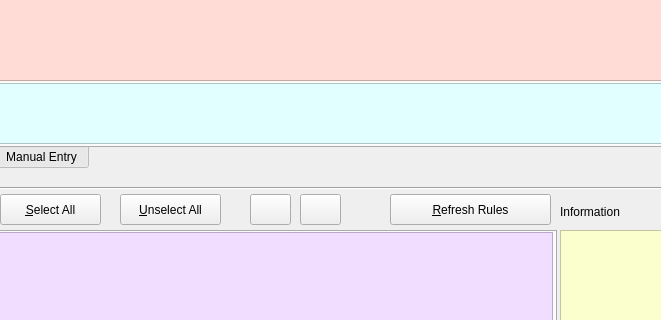
Qt form LiveRuleTester.ui (rmlockwood/FLExTrans) before a commit; both pictures show x 240 to 901 and y 154 to 474 of the 1271 by 817 pixel window.
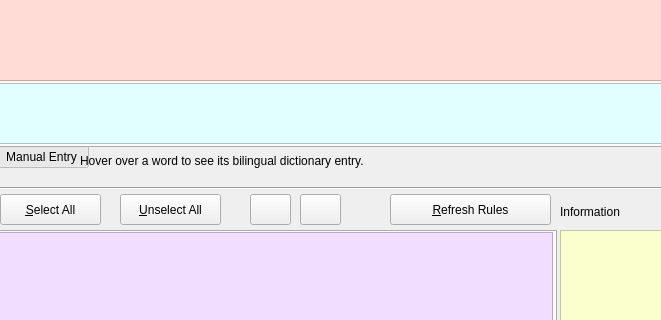
The same form after that commit. Icons and pictures are not drawn.

Commit message: new label describing hovering over words

Diff of the .ui file:
```diff
--- a/LiveRuleTester.ui
+++ b/LiveRuleTester.ui
@@ -808,6 +808,19 @@
      <string>Edit Replacement &amp;File</string>
     </property>
    </widget>
+   <widget class="QLabel" name="selectWordsHintLabel">
+    <property name="geometry">
+     <rect>
+      <x>320</x>
+      <y>303</y>
+      <width>501</width>
+      <height>23</height>
+     </rect>
+    </property>
+    <property name="text">
+     <string>Hover over a word to see its bilingual dictionary entry.</string>
+    </property>
+   </widget>
   </widget>
  </widget>
  <resources/>
```
The commit also changes 1 other file.
